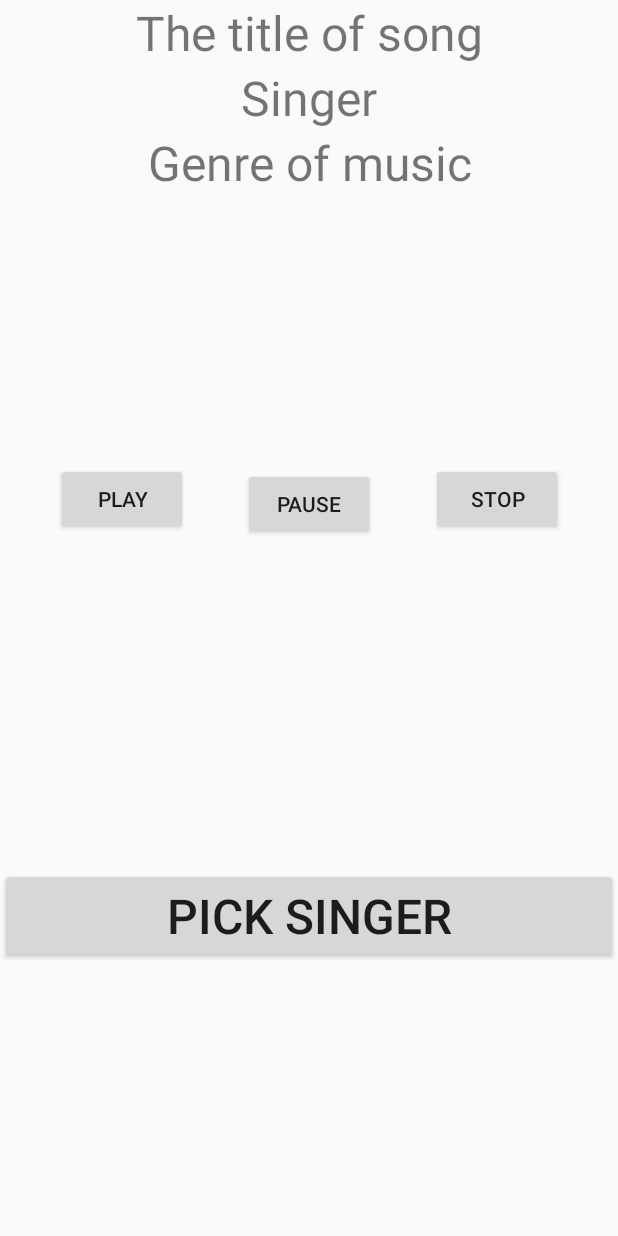
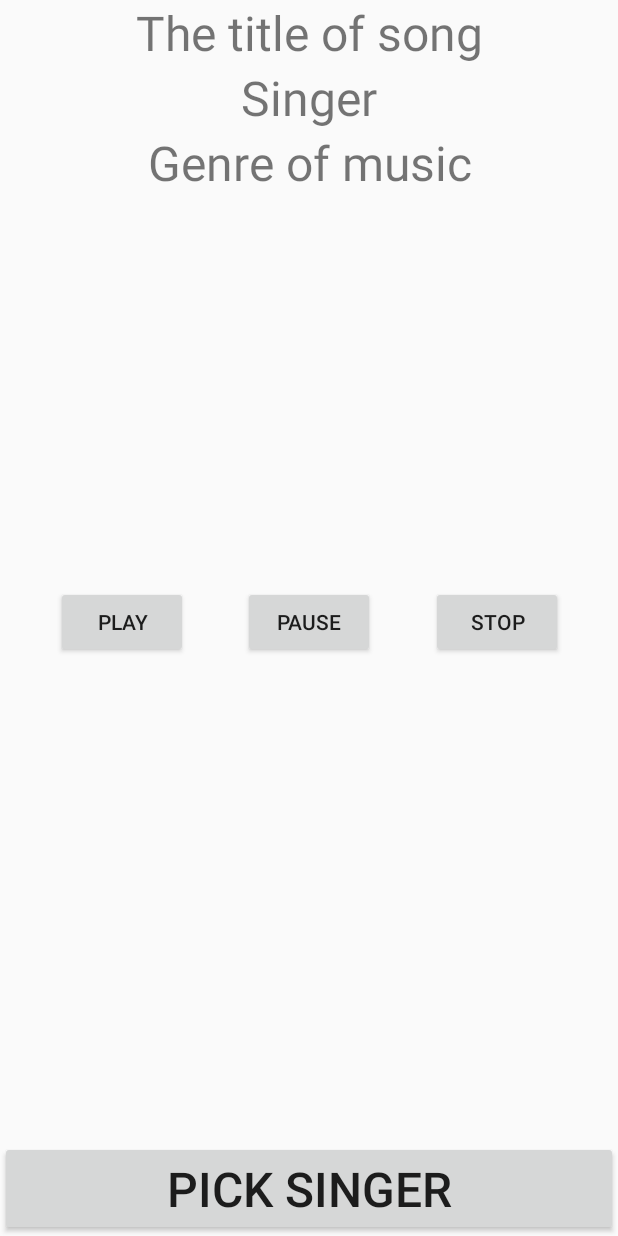
Before and after one commit to GeorgePolyakov/TheSecondApplication, an Android app: the screen it shows after launch (MainActivity), on a phone screen of 412 x 824 dp. Run offline under Robolectric (Android 15) with nearby library versions, the phone set to English and light mode, and no system bars; 1 statement that could not run was skipped.

Commit message:
the eight commit

```diff
--- a/app/src/main/java/com/example/secondproject/MainActivity.java
+++ b/app/src/main/java/com/example/secondproject/MainActivity.java
@@ -18,10 +18,8 @@ import android.database.Cursor;
 import android.net.Uri;
 import android.os.Bundle;
 import android.os.IBinder;
-import android.preference.PreferenceManager;
 import android.util.Log;
 import android.view.View;
-import android.widget.Button;
 import android.widget.TextView;
 import android.widget.Toast;
 import org.xmlpull.v1.XmlPullParser;
@@ -43,11 +41,7 @@ public class MainActivity extends AppCompatActivity {
     BroadcastReceiver getKeyReciver;
     Context context;
     String data = "";
-    private RecyclerView recycleView;
-    private RecyclerView.Adapter adapter;
-    private ArrayList<Music> music;
     private static final String SHARED_PREFS = "sharedPrefs";
-
 
     private ServiceConnection mConnection = new ServiceConnection() {
         @Override
@@ -72,10 +66,8 @@ public class MainActivity extends AppCompatActivity {
         textViewGenre = findViewById(R.id.textView3);
         fiilDatabase();
         context = this;
+        songId = loadData(this);
 
-        songId = loadData(this);
-        Toast.makeText(getBaseContext(),
-                songId + "", Toast.LENGTH_LONG).show();
         IntentFilter filter = new IntentFilter();
         filter.addAction("data");
         getKeyReciver = new BroadcastReceiver() {
@@ -103,8 +95,6 @@ public class MainActivity extends AppCompatActivity {
 
                     } while (c.moveToNext());
                 }
-
-
             }
         };
         registerReceiver(getKeyReciver, filter);
@@ -122,7 +112,6 @@ public class MainActivity extends AppCompatActivity {
         editor.putString("KEY", position);
         editor.apply();
     }
-
 
     @Override
     protected void onStart() {
--- a/app/src/main/java/com/example/secondproject/MusicRecycleAdapter.java
+++ b/app/src/main/java/com/example/secondproject/MusicRecycleAdapter.java
@@ -64,14 +64,12 @@ public class MusicRecycleAdapter extends RecyclerView.Adapter< MusicRecycleAdapt
 
         public  MusicViewHolder(@NonNull View itemView) {
             super(itemView);
-            listItemNumberView = itemView.findViewById(R.id.tv_number_item);  //конвертируем TextView в объкты java
+            listItemNumberView = itemView.findViewById(R.id.tv_number_item);
             viewHolderIndex = itemView.findViewById(R.id.tv_view_holder_number);
-            int positionX = getAdapterPosition();
             itemView.setOnClickListener(this);
         }
 
         void bind(int ListIndex) {
-            //viewHolderIndex.setText(song.get(ListIndex));
             listItemNumberView.setText(song.get(ListIndex));
         }
 
@@ -81,7 +79,6 @@ public class MusicRecycleAdapter extends RecyclerView.Adapter< MusicRecycleAdapt
             Intent intent = new Intent("data");
             intent.putExtra("data", key);
             parent.sendBroadcast(intent);
-
         }
 
         @Override
@@ -89,7 +86,6 @@ public class MusicRecycleAdapter extends RecyclerView.Adapter< MusicRecycleAdapt
 
             Send(listItemNumberView.getText().toString());
             Toast.makeText(v.getContext(),  listItemNumberView.getText(), Toast.LENGTH_LONG).show();
-
             ((Activity) parent).finish();
             parent.unregisterReceiver(myBroadcastReceiver);
 
--- a/app/src/main/java/com/example/secondproject/MusicService.java
+++ b/app/src/main/java/com/example/secondproject/MusicService.java
@@ -26,9 +26,7 @@ public class MusicService extends Service {
     @Override
     public IBinder onBind(Intent intent) {
         player = new MediaPlayer();
-        //player = MediaPlayer.create(this, R.raw.rains_is_guns);
         String path = "rains_is_guns";
-        //int soundId = res.getIdentifier(path, "raw", this.getPackageName());
         return mBinder;
     }
 
--- a/app/src/main/java/com/example/secondproject/MyReceiver.java
+++ b/app/src/main/java/com/example/secondproject/MyReceiver.java
@@ -13,7 +13,6 @@ public class MyReceiver extends BroadcastReceiver
     public void onReceive(Context context, Intent intent) {
         String data = intent.getExtras().getString("xyi");
         Toast.makeText(context, "Broadcast Received with data " + data, Toast.LENGTH_LONG).show();
-
     }
 
 }
--- a/app/src/main/res/layout/activity_main.xml
+++ b/app/src/main/res/layout/activity_main.xml
@@ -41,6 +41,32 @@
         app:layout_constraintTop_toBottomOf="@+id/textView2" />
 
     <Button
+        android:id="@+id/btnStop"
+        android:layout_width="wrap_content"
+        android:layout_height="wrap_content"
+        android:onClick="onClickStop"
+        android:text="@string/buttonStop"
+        app:layout_constraintBottom_toTopOf="@+id/buttonPick"
+        app:layout_constraintEnd_toEndOf="parent"
+        app:layout_constraintHorizontal_bias="0.5"
+        app:layout_constraintStart_toEndOf="@+id/Pause"
+        app:layout_constraintTop_toBottomOf="@+id/textView3"
+        app:layout_constraintVertical_bias="0.447" />
+
+    <Button
+        android:id="@+id/Pause"
+        android:layout_width="wrap_content"
+        android:layout_height="wrap_content"
+        android:onClick="onClickPause"
+        android:text="@string/buttonPause"
+        app:layout_constraintBottom_toTopOf="@+id/buttonPick"
+        app:layout_constraintEnd_toStartOf="@+id/btnStop"
+        app:layout_constraintHorizontal_bias="0.5"
+        app:layout_constraintStart_toEndOf="@+id/btnStart"
+        app:layout_constraintTop_toBottomOf="@+id/textView3"
+        app:layout_constraintVertical_bias="0.447" />
+
+    <Button
         android:id="@+id/btnStart"
         android:layout_width="wrap_content"
         android:layout_height="wrap_content"
@@ -54,44 +80,16 @@
         app:layout_constraintVertical_bias="0.447" />
 
     <Button
-        android:id="@+id/Pause"
-        android:layout_width="wrap_content"
-        android:layout_height="wrap_content"
-        android:onClick="onClickPause"
-        android:text="@string/buttonPause"
-        app:layout_constraintBottom_toTopOf="@+id/buttonPick"
-        app:layout_constraintEnd_toStartOf="@+id/btnStop"
-        app:layout_constraintHorizontal_bias="0.5"
-        app:layout_constraintStart_toEndOf="@+id/btnStart"
-        app:layout_constraintTop_toBottomOf="@+id/textView3" />
-
-    <Button
-        android:id="@+id/btnStop"
-        android:layout_width="wrap_content"
-        android:layout_height="wrap_content"
-        android:onClick="onClickStop"
-        android:text="@string/buttonStop"
-        app:layout_constraintBottom_toTopOf="@+id/buttonPick"
-        app:layout_constraintEnd_toEndOf="parent"
-        app:layout_constraintHorizontal_bias="0.5"
-        app:layout_constraintStart_toEndOf="@+id/Pause"
-        app:layout_constraintTop_toBottomOf="@+id/textView3"
-        app:layout_constraintVertical_bias="0.447" />
-
-    <Button
         android:id="@+id/buttonPick"
         android:layout_width="match_parent"
         android:layout_height="wrap_content"
-        android:layout_marginTop="36dp"
         android:onClick="onClickPick"
         android:text="@string/buttonPick"
         android:textSize="@dimen/textViewTitleSize"
         app:layout_constraintBottom_toBottomOf="parent"
         app:layout_constraintEnd_toEndOf="parent"
-        app:layout_constraintHorizontal_bias="0.0"
-        app:layout_constraintStart_toStartOf="parent"
-        app:layout_constraintTop_toBottomOf="@+id/Pause"
-        app:layout_constraintVertical_bias="1.0" />
+        app:layout_constraintHorizontal_bias="1.0"
+        app:layout_constraintStart_toStartOf="parent" />
 
 
 </androidx.constraintlayout.widget.ConstraintLayout>
```
Also changed, not shown: app/src/main/java/com/example/secondproject/DataAdapterRecycleView.java (deleted, +0 -24 lines), app/src/main/java/com/example/secondproject/FirstFragment.java (deleted, +0 -47 lines), app/src/main/java/com/example/secondproject/Music.java (deleted, +0 -22 lines), app/src/main/java/com/example/secondproject/MyAdapter.java (deleted, +0 -56 lines), app/src/main/java/com/example/secondproject/NumbersRecycleAdapter.java (deleted, +0 -93 lines).
